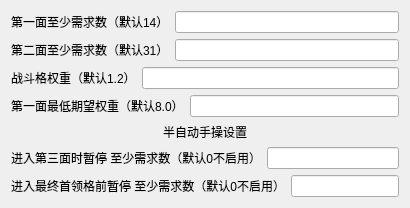
First picture: the form in core/iron_blood/ui/settings.ui, repository syfoud/Simulated_Scepter, before the edit.
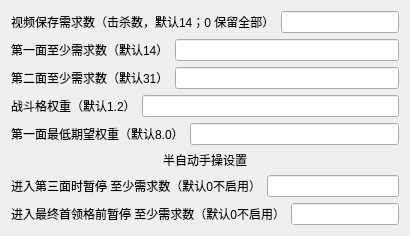
Second picture: the form after the edit.

Commit message:
feat(record): 录像开关迁入各内核 core_settings
录像开关不再保存在全局 gui_settings，改为各内核 core_settings 的 record 字段，
并在内核配置窗口的“高级用户功能”区域展示；del_record_time 归属 IronBlood 模块
（默认 14，0 表示全部保留），弹指仍用 record_keep_count。设置界面同时删除
“模拟宇宙视频录制”总开关与“视频保存需求数”。

The edit to the form file:
```diff
--- a/core/iron_blood/ui/settings.ui
+++ b/core/iron_blood/ui/settings.ui
@@ -4,6 +4,20 @@
  <widget class="QWidget" name="IronBloodSettings">
   <layout class="QVBoxLayout" name="IronBloodSettings_layout">
 
+   <item>
+    <layout class="QHBoxLayout" name="horizontalLayout_del_record_time">
+     <item>
+      <widget class="QLabel" name="label_del_record_time">
+       <property name="text">
+        <string>视频保存需求数（击杀数，默认14；0 保留全部）</string>
+       </property>
+      </widget>
+     </item>
+     <item>
+      <widget class="QLineEdit" name="Iron_blood_del_record_time_input" />
+     </item>
+    </layout>
+   </item>
    <item>
     <layout class="QHBoxLayout" name="horizontalLayout_16">
      <item>
```
The commit also changes 9 other files.
